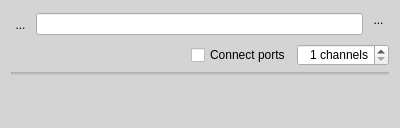
The window that resources/ui/pulse_bridge.ui (LADI/Cadence) describes before a commit, drawn with Qt 5.
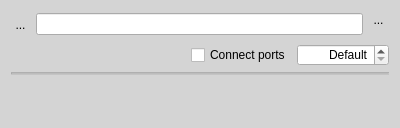
The same window after the commit. Icons and pictures are not drawn.

Commit message: fix crash with pulseaudio bridge with default number of channels

Patch:
```diff
--- a/resources/ui/pulse_bridge.ui
+++ b/resources/ui/pulse_bridge.ui
@@ -105,11 +105,14 @@
        <property name="alignment">
         <set>Qt::AlignRight|Qt::AlignTrailing|Qt::AlignVCenter</set>
        </property>
+       <property name="specialValueText">
+        <string>Default</string>
+       </property>
        <property name="suffix">
         <string> channels</string>
        </property>
        <property name="minimum">
-        <number>1</number>
+        <number>0</number>
        </property>
       </widget>
      </item>
```
The commit also changes 1 other file.
